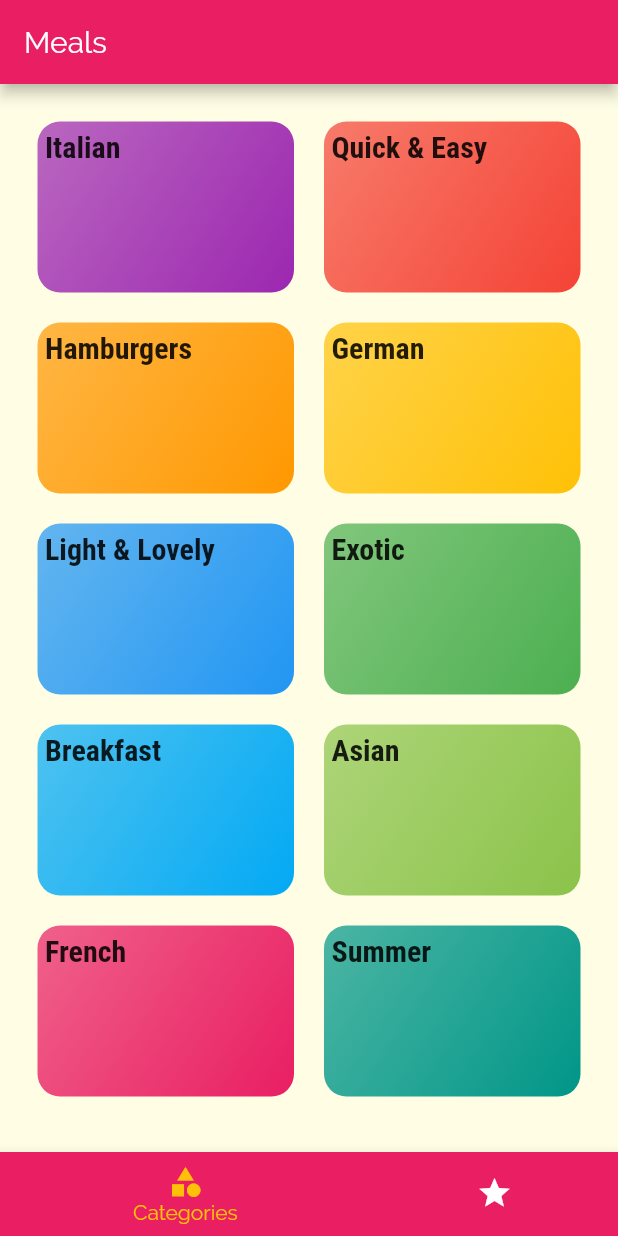
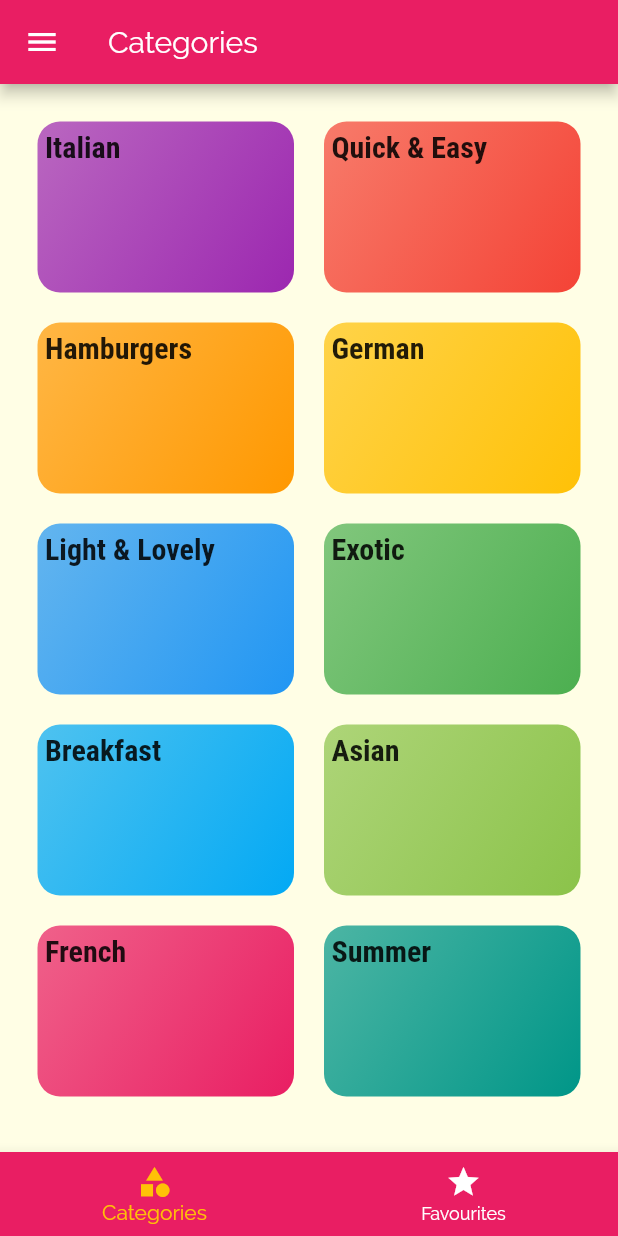
Before and after one commit to TilakMaddy/meals_app, a Flutter app: the screen it shows after launch, on a phone screen of 412 x 824 dp. Run offline on Flutter 3.47's test engine with Material 2 defaults, Android fonts, the phone set to English and light mode, and no system bars.

```diff
--- a/lib/main.dart
+++ b/lib/main.dart
@@ -30,6 +30,7 @@ class MyApp extends StatelessWidget {
       ),
       home: TabScreen(),
       routes: {
+        '/': (ctx) => TabScreen(),
         '/categories-meals': (ctx) => CategoryMealsScreen(),
         MealDetailScreen.routeName: (ctx) => MealDetailScreen(),
       },
--- a/lib/screens/tab_screen.dart
+++ b/lib/screens/tab_screen.dart
@@ -1,6 +1,7 @@
 import 'package:flutter/material.dart';
 import 'package:meals_app/screens/categories_screen.dart';
 import 'package:meals_app/screens/fav_screen.dart';
+import 'package:meals_app/widgets/main_drawer.dart';
 
 class TabScreen extends StatefulWidget {
   const TabScreen({Key? key}) : super(key: key);
@@ -23,8 +24,9 @@ class _TabScreenState extends State<TabScreen> {
   Widget build(BuildContext context) {
     return Scaffold(
       appBar: AppBar(
-        title: Text('Meals'),
+        title: Text(_selectedPageIndex == 0 ? 'Categories' : 'Favourites'),
       ),
+      drawer: MainDrawer(),
       body: _pages[_selectedPageIndex],
       bottomNavigationBar: BottomNavigationBar(
         onTap: (index) {
@@ -34,7 +36,7 @@ class _TabScreenState extends State<TabScreen> {
         unselectedItemColor: Colors.white,
         selectedItemColor: Theme.of(context).accentColor,
         currentIndex: _selectedPageIndex,
-        type: BottomNavigationBarType.shifting,
+        // type: BottomNavigationBarType.shifting,
         items: [
           BottomNavigationBarItem(
             backgroundColor: Theme.of(context).primaryColor,
```
